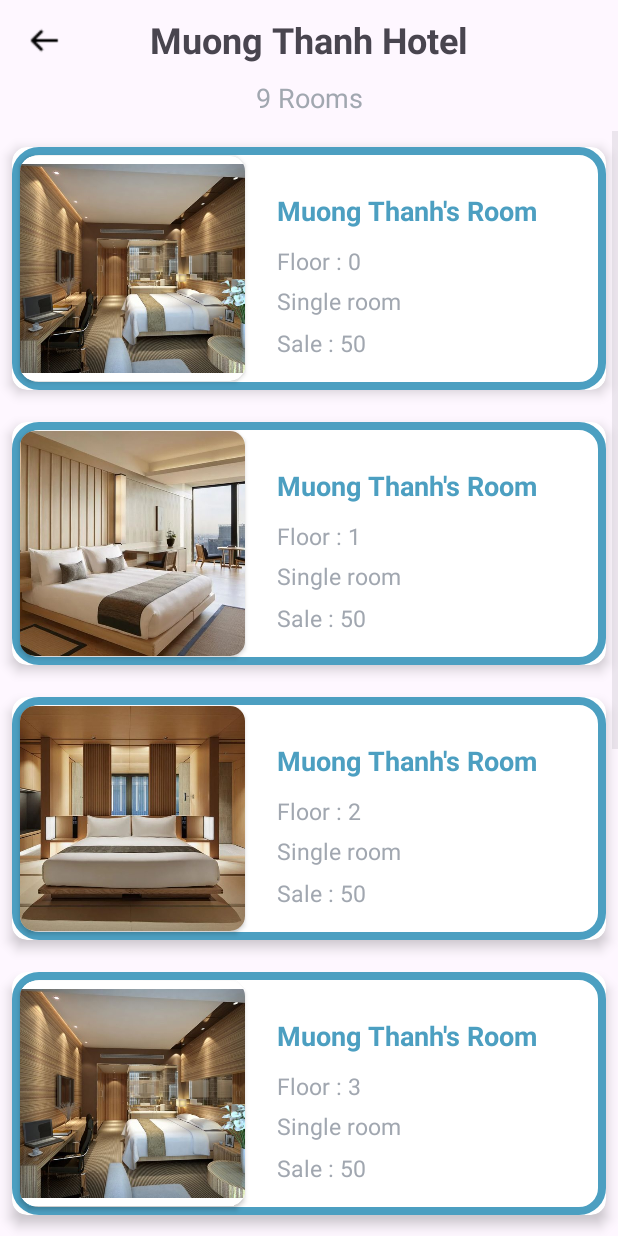
After one commit to lethanhtuan939/Hotel-Reservation-App, an Android app: the RoomActivity screen opened directly, with no data from a screen before it, on a phone screen of 412 x 824 dp. The commit adds this screen. Run offline under Robolectric (Android 15) with nearby library versions, the phone set to English and light mode, and no system bars.

Commit message:
luan add list room

```diff
--- a/app/src/main/AndroidManifest.xml
+++ b/app/src/main/AndroidManifest.xml
@@ -12,6 +12,12 @@
         android:supportsRtl="true"
         android:theme="@style/Theme.HotelReservationApp"
         tools:targetApi="31">
+        <activity
+            android:name=".activity.RoomActivity"
+            android:exported="false" />
+        <activity
+            android:name=".activity.DetailActivity"
+            android:exported="false" />
         <activity
             android:name=".activity.BookingActivity2"
             android:exported="false" />
--- a/app/src/main/java/com/hotelreservationapp/MainActivity.java
+++ b/app/src/main/java/com/hotelreservationapp/MainActivity.java
@@ -8,6 +8,7 @@ import android.os.Handler;
 import android.widget.ImageView;
 
 import com.hotelreservationapp.activity.HomeActivity;
+import com.hotelreservationapp.activity.RoomActivity;
 import com.hotelreservationapp.activity.StartActivity;
 
 public class MainActivity extends AppCompatActivity {
@@ -21,7 +22,7 @@ public class MainActivity extends AppCompatActivity {
         new Handler().postDelayed(new Runnable() {
             @Override
             public void run() {
-                Intent intent  = new Intent(getApplicationContext(), HomeActivity.class);
+                Intent intent  = new Intent(getApplicationContext(), StartActivity.class);
                 startActivity(intent);
                 finish();
             }
--- /dev/null
+++ b/app/src/main/java/com/hotelreservationapp/activity/DetailActivity.java
@@ -0,0 +1,16 @@
+package com.hotelreservationapp.activity;
+
+import androidx.appcompat.app.AppCompatActivity;
+
+import android.os.Bundle;
+
+import com.hotelreservationapp.R;
+
+public class DetailActivity extends AppCompatActivity {
+
+    @Override
+    protected void onCreate(Bundle savedInstanceState) {
+        super.onCreate(savedInstanceState);
+        setContentView(R.layout.activity_detail);
+    }
+}
--- a/app/src/main/java/com/hotelreservationapp/activity/FavouriteActivity.java
+++ b/app/src/main/java/com/hotelreservationapp/activity/FavouriteActivity.java
@@ -6,6 +6,8 @@ import androidx.appcompat.app.AppCompatActivity;
 import android.content.Intent;
 import android.os.Bundle;
 import android.view.MenuItem;
+import android.view.View;
+import android.widget.AdapterView;
 import android.widget.ListView;
 
 
@@ -50,7 +52,16 @@ public class FavouriteActivity extends AppCompatActivity {
             list_hotel.add(new Hotel(i, name[i], image[i], false, acreage[i], rating[i]));
         }
         favouriteAdapter = new HotelAdapter(FavouriteActivity.this, R.layout.item_favourites_custom, list_hotel);
+
         listView_faVou.setAdapter(favouriteAdapter);
+        listView_faVou.setOnItemClickListener(new AdapterView.OnItemClickListener() {
+            @Override
+            public void onItemClick(AdapterView<?> parent, View view, int position, long id) {
+                Intent intent  = new Intent(getApplicationContext(),RoomActivity.class);
+                startActivity(intent);
+            }
+        });
+
         BottomNavigationView navigationView = (BottomNavigationView) findViewById(R.id.bottom_nav);
         navigationView.setSelectedItemId(R.id.btn_favourites);
         navigationView.setOnItemSelectedListener(new NavigationBarView.OnItemSelectedListener() {
@@ -70,5 +81,6 @@ public class FavouriteActivity extends AppCompatActivity {
                 return false;
             }
         });
+
     }
 }
--- a/app/src/main/java/com/hotelreservationapp/activity/HomeActivity.java
+++ b/app/src/main/java/com/hotelreservationapp/activity/HomeActivity.java
@@ -6,6 +6,8 @@ import androidx.appcompat.app.AppCompatActivity;
 import android.content.Intent;
 import android.os.Bundle;
 import android.view.MenuItem;
+import android.view.View;
+import android.widget.AdapterView;
 import android.widget.ListView;
 
 import com.google.android.material.bottomnavigation.BottomNavigationView;
@@ -29,9 +31,9 @@ public class HomeActivity extends AppCompatActivity {
             R.drawable.ex_hotel, R.drawable.ex_hotel, R.drawable.ex_hotel
     };
     String[] name = {
-            "Hotel Da Nang", "Hotel Da Nang", "Hotel Da Nang",
-            "Hotel Da Nang", "Hotel Da Nang", "Hotel Da Nang",
-            "Hotel Da Nang", "Hotel Da Nang", "Hotel Da Nang"
+            "Muong Thanh Hotel", "Muong Thanh Hotel", "Muong Thanh Hotel",
+            "Muong Thanh Hotel", "Muong Thanh Hotel", "Muong Thanh Hotel",
+            "Muong Thanh Hotel", "Muong Thanh Hotel", "Muong Thanh Hotel"
     };
     double[] acreage = {
             3, 3, 3,
@@ -51,16 +53,21 @@ public class HomeActivity extends AppCompatActivity {
     protected void onCreate(Bundle savedInstanceState) {
         super.onCreate(savedInstanceState);
         setContentView(R.layout.activity_home);
-
         listView = findViewById(R.id.listHotel);
-
         list_hotels = new ArrayList<>();
-
         for (int i = 0; i < name.length; i++) {
             list_hotels.add(new Hotel(id[i], name[i], image[i], true, acreage[i], rating[i]));
         }
         hotelAdapter = new HotelAdapter(HomeActivity.this, R.layout.hotel_item, list_hotels);
         listView.setAdapter(hotelAdapter);
+        listView.setOnItemClickListener(new AdapterView.OnItemClickListener() {
+            @Override
+            public void onItemClick(AdapterView<?> parent, View view, int position, long id) {
+                Intent intent  = new Intent(getApplicationContext(),RoomActivity.class);
+                startActivity(intent);
+            }
+        });
+
 
         BottomNavigationView navigationView = (BottomNavigationView) findViewById(R.id.bottom_nav);
         navigationView.setSelectedItemId(R.id.btn_home);
--- /dev/null
+++ b/app/src/main/java/com/hotelreservationapp/activity/RoomActivity.java
@@ -0,0 +1,52 @@
+package com.hotelreservationapp.activity;
+
+import androidx.appcompat.app.AppCompatActivity;
+
+import android.os.Bundle;
+import android.view.View;
+import android.widget.ImageButton;
+import android.widget.ListView;
+
+import com.hotelreservationapp.R;
+import com.hotelreservationapp.adapter.HotelAdapter;
+import com.hotelreservationapp.adapter.RoomAdapter;
+import com.hotelreservationapp.model.Hotel;
+import com.hotelreservationapp.model.Room;
+
+import java.util.ArrayList;
+import java.util.List;
+
+public class RoomActivity extends AppCompatActivity {
+    int[] image = {
+            R.drawable.room1, R.drawable.room2, R.drawable.room3,
+            R.drawable.room1, R.drawable.room2, R.drawable.room3,
+            R.drawable.room1, R.drawable.room2, R.drawable.room3
+    };
+    ArrayList<Room> list_room;
+    ListView listView;
+    RoomAdapter roomAdapter;
+    ImageButton back;
+    @Override
+    protected void onCreate(Bundle savedInstanceState) {
+        super.onCreate(savedInstanceState);
+        setContentView(R.layout.activity_room);
+
+        listView = findViewById(R.id.listRoom);
+
+        list_room = new ArrayList<Room>();
+
+        for (int i = 0; i < image.length; i++) {
+            list_room.add(new Room(i, i, image[i]));
+        }
+        roomAdapter = new RoomAdapter(RoomActivity.this,R.layout.room_item,list_room);
+        listView.setAdapter(roomAdapter);
+
+        back = (ImageButton) findViewById(R.id.imgBack);
+        back.setOnClickListener(new View.OnClickListener() {
+            @Override
+            public void onClick(View v) {
+                finish();
+            }
+        });
+    }
+}
--- a/app/src/main/java/com/hotelreservationapp/activity/SigninActivity.java
+++ b/app/src/main/java/com/hotelreservationapp/activity/SigninActivity.java
@@ -15,9 +15,17 @@ public class SigninActivity extends AppCompatActivity {
     protected void onCreate(Bundle savedInstanceState) {
         super.onCreate(savedInstanceState);
         setContentView(R.layout.activity_sign_in);
+        Button btn = (Button) findViewById(R.id.btnsingin);
+        btn.setOnClickListener(new View.OnClickListener() {
+            @Override
+            public void onClick(View v) {
+                Intent intent = new Intent(getApplicationContext(),HomeActivity.class);
+                startActivity(intent);
+                finish();
+            }
+        });
+
     }
 
-    public void onButtonClickSiginin(View view) {
-        setContentView(R.layout.activity_setting);
-    }
+
 }
--- /dev/null
+++ b/app/src/main/java/com/hotelreservationapp/adapter/RoomAdapter.java
@@ -0,0 +1,46 @@
+package com.hotelreservationapp.adapter;
+
+import android.app.Activity;
+import android.content.Context;
+import android.view.LayoutInflater;
+import android.view.View;
+import android.view.ViewGroup;
+import android.widget.ArrayAdapter;
+import android.widget.ImageView;
+import android.widget.TextView;
+
+import androidx.annotation.NonNull;
+import androidx.annotation.Nullable;
+
+import com.hotelreservationapp.R;
+import com.hotelreservationapp.model.Hotel;
+import com.hotelreservationapp.model.Room;
+
+import java.util.ArrayList;
+import java.util.Collections;
+import java.util.List;
+
+public class RoomAdapter extends ArrayAdapter<Room> {
+    Activity activity;
+    int layout;
+    ArrayList<Room> rooms;
+
+    public RoomAdapter(Activity activity, int layout, ArrayList<Room> hotels) {
+        super(activity, layout, hotels);
+        this.activity = activity;
+        this.layout = layout;
+        this.rooms = hotels;
+    }
+    @NonNull
+    @Override
+    public View getView(int position, @Nullable View convertView, @NonNull ViewGroup parent) {
+        LayoutInflater layoutInflater = activity.getLayoutInflater();
+        convertView = layoutInflater.inflate(layout,null);
+        Room room = rooms.get(position);
+        ImageView imageView= convertView.findViewById(R.id.imgRoom);
+        imageView.setImageResource(room.getImgRoom());
+        TextView txt_floor = convertView.findViewById(R.id.txt_floor);
+        txt_floor.setText(String.valueOf(room.getFloor()));
+        return convertView;
+    }
+}
--- /dev/null
+++ b/app/src/main/java/com/hotelreservationapp/model/Room.java
@@ -0,0 +1,70 @@
+package com.hotelreservationapp.model;
+
+public class Room {
+    private int idRoom;
+    private int floor;
+    private int imgRoom;
+    private int idHotel;
+    private int idSale;
+    private String roomType;
+
+    public Room(int idRoom, int floor, int imgRoom) {
+        this.idRoom = idRoom;
+        this.floor = floor;
+        this.imgRoom = imgRoom;
+        this.idHotel = 1;
+        this.idSale = 1;
+        this.roomType = "";
+    }
+    public Room() {
+    }
+    public int getIdRoom() {
+        return idRoom;
+    }
+
+    public void setIdRoom(int idRoom) {
+        this.idRoom = idRoom;
+    }
+
+    public int getFloor() {
+        return floor;
+    }
+
+    public void setFloor(int floor) {
+        this.floor = floor;
+    }
+
+    public int getImgRoom() {
+        return imgRoom;
+    }
+
+    public void setImgRoom(int imgRoom) {
+        this.imgRoom = imgRoom;
+    }
+
+    public int getIdHotel() {
+        return idHotel;
+    }
+
+    public void setIdHotel(int idHotel) {
+        this.idHotel = idHotel;
+    }
+
+    public int getIdSale() {
+        return idSale;
+    }
+
+    public void setIdSale(int idSale) {
+        this.idSale = idSale;
+    }
+
+    public String getRoomType() {
+        return roomType;
+    }
+
+    public void setRoomType(String roomType) {
+        this.roomType = roomType;
+    }
+
+
+}
--- a/app/src/main/res/drawable/conner.xml
+++ b/app/src/main/res/drawable/conner.xml
@@ -1,5 +1,7 @@
 <?xml version="1.0" encoding="utf-8"?>
 <shape xmlns:android="http://schemas.android.com/apk/res/android">
-    <corners android:radius="20dp"/>
-    <solid android:color="@color/main_color"/>
+    <corners android:radius="15dp"/>
+    <solid android:color="@color/white"/>
+    <stroke android:color="@color/main_color"
+        android:width="5dp"/>
 </shape>
--- /dev/null
+++ b/app/src/main/res/layout/activity_detail.xml
@@ -0,0 +1,11 @@
+<?xml version="1.0" encoding="utf-8"?>
+<androidx.constraintlayout.widget.ConstraintLayout xmlns:android="http://schemas.android.com/apk/res/android"
+    xmlns:app="http://schemas.android.com/apk/res-auto"
+    xmlns:tools="http://schemas.android.com/tools"
+    android:layout_width="match_parent"
+    android:layout_height="match_parent"
+    tools:context=".activity.DetailActivity">
+
+
+
+</androidx.constraintlayout.widget.ConstraintLayout>
--- a/app/src/main/res/layout/activity_home.xml
+++ b/app/src/main/res/layout/activity_home.xml
@@ -6,11 +6,16 @@
     android:layout_height="match_parent"
     android:background="@color/main_bg"
     tools:context=".MainActivity">
-
-    <com.google.android.material.bottomnavigation.BottomNavigationView
-        app:layout_constraintBottom_toBottomOf="parent"
+    <ListView
+        android:id="@+id/listHotel"
+        android:layout_width="match_parent"
+        android:layout_height="500dp"
+        android:divider="@null"
+        android:dividerHeight="0dp"
         app:layout_constraintEnd_toEndOf="parent"
         app:layout_constraintStart_toStartOf="parent"
+        app:layout_constraintTop_toBottomOf="@+id/linearLayout2" />
+    <com.google.android.material.bottomnavigation.BottomNavigationView
         android:id="@+id/bottom_nav"
         android:layout_width="match_parent"
         android:layout_height="50dp"
@@ -18,7 +23,10 @@
         app:itemIconTint="@color/customcolor_nav"
         app:itemTextColor="@color/white"
         app:labelVisibilityMode="unlabeled"
-        app:menu="@menu/bottom_nav"        />
+        app:layout_constraintBottom_toBottomOf="parent"
+        app:layout_constraintEnd_toEndOf="parent"
+        app:layout_constraintStart_toStartOf="parent"
+        app:menu="@menu/bottom_nav" />
 
     <TextView
         android:id="@+id/txt_uare"
@@ -120,7 +128,6 @@
     </androidx.cardview.widget.CardView>
 
 
-
     <LinearLayout
         android:id="@+id/linearLayout2"
         android:layout_width="match_parent"
@@ -141,8 +148,8 @@
             android:backgroundTint="#00000000"
             android:padding="5dp"
             android:text="Nổi bật"
-            android:textSize="18dp"
-            android:textColor="@color/grey" />
+            android:textColor="@color/grey"
+            android:textSize="18dp" />
 
         <Button
             android:layout_width="wrap_content"
@@ -152,17 +159,9 @@
             android:backgroundTint="#00000000"
             android:padding="5dp"
             android:text="Mới"
-            android:textSize="18dp"
-            android:textColor="@color/grey" />
+            android:textColor="@color/grey"
+            android:textSize="18dp" />
     </LinearLayout>
 
-    <ListView
-        android:id="@+id/listHotel"
-        android:layout_width="match_parent"
-        android:layout_height="500dp"
-        android:divider="@null"
-        android:dividerHeight="0dp"
-        app:layout_constraintEnd_toEndOf="parent"
-        app:layout_constraintStart_toStartOf="parent"
-        app:layout_constraintTop_toBottomOf="@+id/linearLayout2" />
+
 </androidx.constraintlayout.widget.ConstraintLayout>
--- /dev/null
+++ b/app/src/main/res/layout/activity_room.xml
@@ -0,0 +1,57 @@
+<?xml version="1.0" encoding="utf-8"?>
+<androidx.constraintlayout.widget.ConstraintLayout xmlns:android="http://schemas.android.com/apk/res/android"
+    xmlns:app="http://schemas.android.com/apk/res-auto"
+    xmlns:tools="http://schemas.android.com/tools"
+    android:layout_width="match_parent"
+    android:layout_height="match_parent"
+    tools:context=".activity.RoomActivity">
+
+    <ImageButton
+        android:id="@+id/imgBack"
+        android:layout_width="30dp"
+        android:layout_height="30dp"
+        android:layout_marginStart="16dp"
+        android:layout_marginTop="12dp"
+        android:background="@drawable/back"
+        android:backgroundTint="@color/black"
+        app:layout_constraintStart_toStartOf="parent"
+        app:layout_constraintTop_toTopOf="parent" />
+
+    <TextView
+        app:layout_constraintTop_toTopOf ="parent"
+        app:layout_constraintEnd_toEndOf="parent"
+        app:layout_constraintStart_toStartOf="parent"
+        android:layout_width="match_parent"
+        android:layout_height="wrap_content"
+        android:id="@+id/txt_name_hotel"
+        android:textSize="24dp"
+        android:layout_margin="10dp"
+        android:text="Muong Thanh Hotel"
+        android:textStyle="bold"
+        android:gravity="center"/>
+    <TextView
+        app:layout_constraintEnd_toEndOf="parent"
+        app:layout_constraintStart_toStartOf="parent"
+        android:layout_width="match_parent"
+        android:layout_height="wrap_content"
+        android:id="@+id/txt_room"
+        android:textSize="18dp"
+        android:textColor="@color/grey"
+        android:layout_margin="10dp"
+        android:text="9 Rooms"
+        app:layout_constraintTop_toBottomOf="@+id/txt_name_hotel"
+        android:gravity="center"/>
+
+    <ListView
+        android:id="@+id/listRoom"
+        android:layout_width="match_parent"
+        android:layout_height="wrap_content"
+        android:layout_marginTop="10dp"
+        app:layout_constraintEnd_toEndOf="parent"
+        app:layout_constraintStart_toStartOf="parent"
+        app:layout_constraintTop_toBottomOf="@+id/txt_room"
+        android:divider="@null"
+        android:dividerHeight="0dp"
+        />
+
+</androidx.constraintlayout.widget.ConstraintLayout>
--- /dev/null
+++ b/app/src/main/res/layout/room_item.xml
@@ -0,0 +1,119 @@
+<?xml version="1.0" encoding="utf-8"?>
+<androidx.cardview.widget.CardView xmlns:android="http://schemas.android.com/apk/res/android"
+    xmlns:app="http://schemas.android.com/apk/res-auto"
+    xmlns:tools="http://schemas.android.com/tools"
+    android:layout_width="match_parent"
+    android:layout_height="wrap_content"
+    android:layout_marginStart="5dp"
+    android:layout_marginTop="5dp"
+    android:layout_marginEnd="5dp"
+    app:cardCornerRadius="10dp"
+    app:cardElevation="5dp"
+    app:cardUseCompatPadding="true">
+
+    <androidx.constraintlayout.widget.ConstraintLayout
+        android:layout_width="match_parent"
+        android:layout_height="match_parent"
+        android:background="@drawable/conner">
+
+        <androidx.cardview.widget.CardView
+            android:id="@+id/cardView2"
+            android:layout_width="wrap_content"
+            android:layout_height="wrap_content"
+            app:cardCornerRadius="10dp"
+            app:cardUseCompatPadding="true"
+            app:layout_constraintStart_toStartOf="parent"
+            app:layout_constraintTop_toTopOf="parent">
+
+            <ImageView
+                android:id="@+id/imgRoom"
+                android:layout_width="150dp"
+                android:layout_height="150dp" />
+        </androidx.cardview.widget.CardView>
+
+        <TextView
+            android:layout_width="wrap_content"
+            android:layout_height="wrap_content"
+            android:layout_marginStart="16dp"
+            android:layout_marginTop="30dp"
+            android:text="Muong Thanh's Room"
+            android:textColor="@color/main_color"
+            android:textSize="18dp"
+            android:textStyle="bold"
+            app:layout_constraintStart_toEndOf="@+id/cardView2"
+            app:layout_constraintTop_toTopOf="parent" />
+
+        <TextView
+            android:layout_width="wrap_content"
+            android:layout_height="wrap_content"
+            android:layout_marginStart="16dp"
+            android:layout_marginTop="92dp"
+            android:text="Single room"
+            android:textColor="@color/grey"
+            android:textSize="15dp"
+            app:layout_constraintStart_toEndOf="@+id/cardView2"
+            app:layout_constraintTop_toTopOf="parent" />
+
+        <LinearLayout
+            android:layout_width="wrap_content"
+            android:layout_height="wrap_content"
+            android:layout_marginStart="16dp"
+            android:layout_marginTop="65dp"
+            android:orientation="horizontal"
+            app:layout_constraintStart_toEndOf="@+id/cardView2"
+            app:layout_constraintTop_toTopOf="parent">
+
+            <TextView
+                android:layout_width="wrap_content"
+                android:layout_height="wrap_content"
+                android:text="Floor : "
+                android:textColor="@color/grey"
+                android:textSize="15dp"
+                app:layout_constraintStart_toEndOf="@+id/cardView2"
+                app:layout_constraintTop_toTopOf="parent" />
+
+            <TextView
+                android:id="@+id/txt_floor"
+                android:layout_width="wrap_content"
+                android:layout_height="wrap_content"
+                android:text="5"
+                android:textColor="@color/grey"
+                android:textSize="15dp"
+                app:layout_constraintStart_toEndOf="@+id/cardView2"
+                app:layout_constraintTop_toTopOf="parent" />
+
+        </LinearLayout>
+
+        <LinearLayout
+            android:layout_width="wrap_content"
+            android:layout_height="wrap_content"
+            android:layout_marginStart="16dp"
+            android:layout_marginTop="120dp"
+            android:orientation="horizontal"
+            app:layout_constraintStart_toEndOf="@+id/cardView2"
+            app:layout_constraintTop_toTopOf="parent">
+
+            <TextView
+                android:layout_width="wrap_content"
+                android:layout_height="wrap_content"
+                android:text="Sale : "
+                android:textColor="@color/grey"
+                android:textSize="15dp"
+                app:layout_constraintStart_toEndOf="@+id/cardView2"
+                app:layout_constraintTop_toTopOf="parent" />
+
+            <TextView
+                android:id="@+id/txt_sale"
+                android:layout_width="wrap_content"
+                android:layout_height="wrap_content"
+                android:text="50"
+                android:textColor="@color/grey"
+                android:textSize="15dp"
+                app:layout_constraintStart_toEndOf="@+id/cardView2"
+                app:layout_constraintTop_toTopOf="parent" />
+
+        </LinearLayout>
+
+
+    </androidx.constraintlayout.widget.ConstraintLayout>
+</androidx.cardview.widget.CardView>
```
Also changed, not shown: app/src/main/res/drawable/room1.jpg (added), app/src/main/res/drawable/room2.jpg (added), app/src/main/res/drawable/room3.jpg (added).
